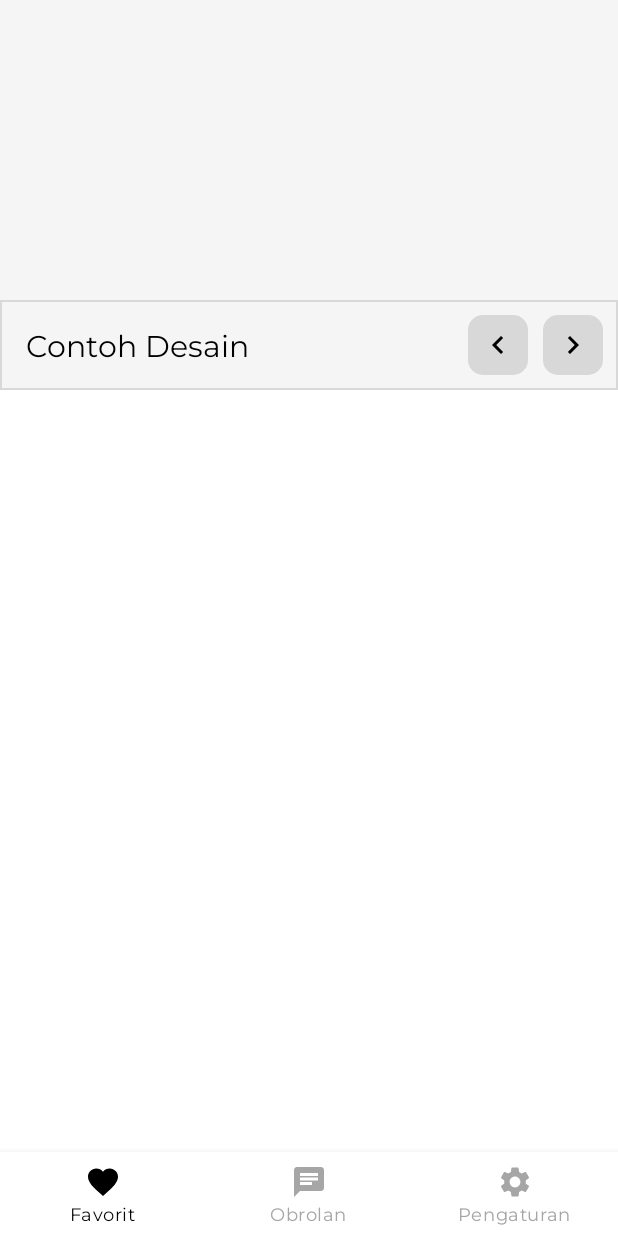
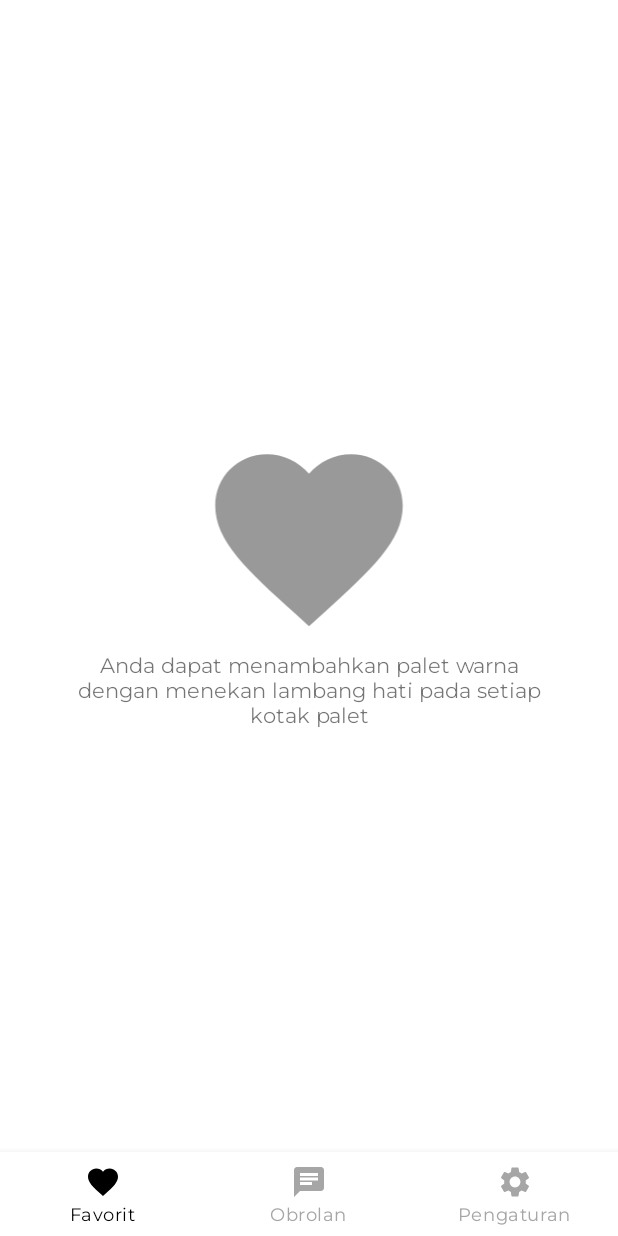
Before and after one commit to Graidy27/Bangkit-Capstone-WarnaPedia, an Android app: the FavoriteFragment screen opened through its navigation route, on a phone screen of 412 x 824 dp. Run offline under Robolectric (Android 15) with nearby library versions, the phone set to English and light mode, and no system bars; our stand-ins replace CircleImageView, Room's generated code, navigation-ui.

Commit message:
fix some bug

```diff
--- a/app/src/main/java/com/dicoding/warnapedia/ui/favorite/FavoriteFragment.kt
+++ b/app/src/main/java/com/dicoding/warnapedia/ui/favorite/FavoriteFragment.kt
@@ -1,12 +1,13 @@
 package com.dicoding.warnapedia.ui.favorite
 
-import android.annotation.SuppressLint
 import android.content.res.ColorStateList
 import android.graphics.Color
 import android.graphics.drawable.GradientDrawable
 import android.os.Bundle
 import android.view.LayoutInflater
 import android.view.View
+import android.view.View.GONE
+import android.view.View.VISIBLE
 import android.view.ViewGroup
 import android.widget.TextView
 import androidx.appcompat.app.AppCompatActivity
@@ -45,7 +46,6 @@ class FavoriteFragment : Fragment() {
         return binding.root
     }
 
-    @SuppressLint("Range")
     override fun onViewCreated(view: View, savedInstanceState: Bundle?) {
         super.onViewCreated(view, savedInstanceState)
 
@@ -63,7 +63,12 @@ class FavoriteFragment : Fragment() {
             adapter.updateData(listColorPalette)
             adapter.notifyDataSetChanged()
             if (listColorPalette.isNotEmpty()){
+                binding.lExampleDesignContainer.visibility = VISIBLE
+                binding.clNoFavorite.visibility = GONE
                 favoriteViewModel.setCurrentColorPalette(listColorPalette[0])
+            }else {
+                binding.lExampleDesignContainer.visibility = GONE
+                binding.clNoFavorite.visibility = VISIBLE
             }
         }
         favoriteViewModel.loadFavoriteColorPalette(viewLifecycleOwner)
@@ -101,10 +106,6 @@ class FavoriteFragment : Fragment() {
                 2 -> { favoriteViewModel.setCurrentDesign(1) }
             }
         }
-    }
-
-    override fun onResume() {
-        super.onResume()
     }
 
     override fun onDestroyView() {
--- a/app/src/main/java/com/dicoding/warnapedia/ui/favorite/FavoriteViewModel.kt
+++ b/app/src/main/java/com/dicoding/warnapedia/ui/favorite/FavoriteViewModel.kt
@@ -9,10 +9,6 @@ import com.dicoding.warnapedia.data.ColorPalette
 import com.dicoding.warnapedia.repository.FavoriteColorPaletteRepository
 
 class FavoriteViewModel(application: FragmentActivity) : ViewModel() {
-    private val _page = MutableLiveData<String>().apply {
-        value = "This is favorite Fragment"
-    }
-    val page: LiveData<String> = _page
 
     private val _listColorPalette = MutableLiveData<List<ColorPalette>>()
     val listColorPalette: LiveData<List<ColorPalette>> = _listColorPalette
--- a/app/src/main/res/layout/fragment_chat.xml
+++ b/app/src/main/res/layout/fragment_chat.xml
@@ -40,7 +40,7 @@
         android:layout_height="wrap_content"
         android:gravity="center"
         android:text="@string/opening_chat"
-        android:textSize="20dp"
+        android:textSize="20sp"
         app:layout_constraintBottom_toTopOf="@+id/guideline2"
         app:layout_constraintEnd_toEndOf="parent"
         app:layout_constraintStart_toStartOf="parent"
--- a/app/src/main/res/layout/fragment_chat_detail.xml
+++ b/app/src/main/res/layout/fragment_chat_detail.xml
@@ -54,7 +54,7 @@
             android:background="@drawable/rounded_rectangle_5dp"
             android:backgroundTint="@color/white"
             android:gravity="center_vertical"
-            android:hint="Enter message"
+            android:hint="@string/enter_text"
             android:maxLines="6"
             android:minHeight="48dp" />
 
--- a/app/src/main/res/layout/fragment_favorite.xml
+++ b/app/src/main/res/layout/fragment_favorite.xml
@@ -8,23 +8,25 @@
     <androidx.constraintlayout.widget.ConstraintLayout
         android:id="@+id/l_example_design_container"
         android:layout_width="match_parent"
-        android:layout_height="@dimen/example_design_container_height"
+        android:layout_height="wrap_content"
         app:layout_constraintTop_toTopOf="parent">
 
         <FrameLayout
             android:id="@+id/frameLayoutExampleDesign"
             android:layout_width="match_parent"
-            android:layout_height="200dp"
+            android:layout_height="@dimen/example_design_height"
             app:layout_constraintEnd_toEndOf="parent"
             app:layout_constraintStart_toStartOf="parent"
-            app:layout_constraintTop_toTopOf="parent"/>
+            app:layout_constraintTop_toTopOf="parent" />
 
         <androidx.constraintlayout.widget.ConstraintLayout
             android:layout_width="match_parent"
             android:layout_height="@dimen/example_design_nav"
             android:background="@drawable/layout_border_bottom"
             app:layout_constraintBottom_toBottomOf="parent"
-            app:layout_constraintStart_toStartOf="parent">
+            app:layout_constraintStart_toStartOf="parent"
+            app:layout_constraintTop_toBottomOf="@+id/frameLayoutExampleDesign">
+
             <TextView
                 android:layout_width="wrap_content"
                 android:layout_height="wrap_content"
@@ -35,6 +37,7 @@
                 app:layout_constraintBottom_toBottomOf="parent"
                 app:layout_constraintStart_toStartOf="parent"
                 app:layout_constraintTop_toTopOf="parent" />
+
             <androidx.appcompat.widget.AppCompatImageButton
                 android:id="@+id/b_right_example_layout"
                 android:layout_width="40dp"
@@ -47,6 +50,7 @@
                 app:layout_constraintBottom_toBottomOf="parent"
                 app:layout_constraintEnd_toStartOf="@+id/b_left_example_layout"
                 app:layout_constraintTop_toTopOf="parent" />
+
             <androidx.appcompat.widget.AppCompatImageButton
                 android:id="@+id/b_left_example_layout"
                 android:layout_width="40dp"
@@ -72,4 +76,43 @@
         app:layout_constraintEnd_toEndOf="parent"
         app:layout_constraintStart_toStartOf="parent"
         app:layout_constraintTop_toBottomOf="@+id/l_example_design_container" />
+
+    <androidx.constraintlayout.widget.ConstraintLayout
+        android:id="@+id/cl_no_favorite"
+        android:layout_width="match_parent"
+        android:layout_height="match_parent"
+        app:layout_constraintBottom_toBottomOf="parent"
+        app:layout_constraintEnd_toEndOf="parent"
+        app:layout_constraintStart_toStartOf="parent"
+        app:layout_constraintTop_toTopOf="parent"
+        android:layout_marginBottom="?attr/actionBarSize"
+        android:visibility="gone">
+
+        <androidx.appcompat.widget.AppCompatImageView
+            android:id="@+id/app_logo"
+            android:layout_width="0dp"
+            android:layout_height="150dp"
+            android:alpha="0.4"
+            android:src="@drawable/baseline_favorite_24"
+            app:layout_constraintBottom_toBottomOf="parent"
+            app:layout_constraintEnd_toEndOf="parent"
+            app:layout_constraintStart_toStartOf="parent"
+            app:layout_constraintTop_toTopOf="parent"
+            app:layout_constraintVertical_bias="0.460"
+            app:layout_constraintWidth_percent="0.4" />
+
+        <TextView
+            android:layout_width="0dp"
+            android:layout_height="wrap_content"
+            android:gravity="center"
+            android:text="@string/favorite_empty"
+            android:textSize="14sp"
+            android:translationZ="40dp"
+            app:layout_constraintEnd_toEndOf="parent"
+            app:layout_constraintStart_toStartOf="parent"
+            app:layout_constraintTop_toBottomOf="@+id/app_logo"
+            app:layout_constraintWidth_percent="0.8"/>
+
+    </androidx.constraintlayout.widget.ConstraintLayout>
+
 </androidx.constraintlayout.widget.ConstraintLayout>
--- a/app/src/main/res/values/strings.xml
+++ b/app/src/main/res/values/strings.xml
@@ -17,6 +17,7 @@
     <string name="error_response_no_connection">Tidak ada koneksi yang tersedia, harap periksa koneksi Anda dan coba lagi</string>
     <string name="error_response_server_down">Maaf, layanan kami sedang tidak tersedia, silakan coba lagi dalam beberapa menit</string>
     <string name="enter_text">Masukkan Teks</string>
+    <string name="favorite_empty">Anda dapat menambahkan palet warna dengan menekan lambang hati pada setiap kotak palet</string>
     <string name="dummy_name">John Doe</string>
     <string name="dummy_job">Pengembang Web Junior</string>
     <string name="dummy_age">Usia: 23 tahun</string>
@@ -51,6 +52,8 @@
     <string name="save_color_palette_recomendation_desc">Anda dapat menyimpan palet warna pilihan Anda untuk digunakan di kemudian hari</string>
     <string name="access_saved_color_palette">Akses Palet Warna Tersimpan</string>
     <string name="access_saved_color_palette_desc">Buka menu favorit untuk mengakses palet warna pilihan Anda</string>
+    <string name="access_detail_color_palette">Akses Detail Palet Warna</string>
+    <string name="access_detail_color_palette_desc">Tekan tahan pada salah satu palet warna atau menekan lambang mata untuk mengakses detail palet warna</string>
     <string name="color_blind_feature">Fitur Buta Warna</string>
     <string name="color_blind_feature_desc">Jika Anda memiliki buta warna, Anda dapat memilih warna yang tidak dapat Anda lihat</string>
     <string name="palette_recommendation">Rekomendasi Palet</string>
```
Also changed, not shown: app/src/main/java/com/dicoding/warnapedia/ui/getstarted/GetStartedActivity.kt (+21 -1 lines), app/src/main/res/layout/activity_get_started.xml (+12 -0 lines), app/src/main/res/drawable/get_started_1.png, app/src/main/res/drawable/get_started_2.png, app/src/main/res/drawable/get_started_3.png, app/src/main/res/drawable/get_started_4.png, app/src/main/res/drawable/get_started_5.png (added).
